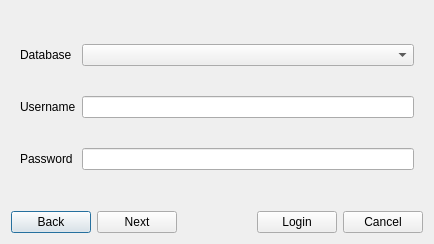
Old version of the form interface/ui/login.ui in the repository OmniaGit/OdooQtUi.
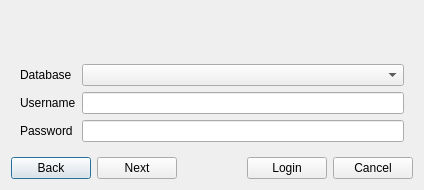
New version of the form. The open tabs and pages were chosen to show the change.

```diff
--- a/interface/ui/login.ui
+++ b/interface/ui/login.ui
@@ -6,8 +6,8 @@
    <rect>
     <x>0</x>
     <y>0</y>
-    <width>434</width>
-    <height>244</height>
+    <width>424</width>
+    <height>190</height>
    </rect>
   </property>
   <property name="windowTitle">
@@ -73,34 +73,47 @@
      <widget class="QWidget" name="page_2">
       <layout class="QGridLayout" name="gridLayout_3">
        <item row="1" column="0">
-        <widget class="QLabel" name="label_username">
-         <property name="text">
-          <string>Username</string>
-         </property>
-        </widget>
-       </item>
-       <item row="0" column="1">
-        <widget class="QComboBox" name="comboBox_database"/>
-       </item>
-       <item row="0" column="0">
         <widget class="QLabel" name="label_database">
          <property name="text">
           <string>Database</string>
          </property>
         </widget>
        </item>
+       <item row="3" column="1">
+        <widget class="QLineEdit" name="lineEdit_password"/>
+       </item>
+       <item row="1" column="1">
+        <widget class="QComboBox" name="comboBox_database"/>
+       </item>
        <item row="2" column="0">
+        <widget class="QLabel" name="label_username">
+         <property name="text">
+          <string>Username</string>
+         </property>
+        </widget>
+       </item>
+       <item row="3" column="0">
         <widget class="QLabel" name="label_password">
          <property name="text">
           <string>Password</string>
          </property>
         </widget>
        </item>
-       <item row="1" column="1">
+       <item row="2" column="1">
         <widget class="QLineEdit" name="lineEdit_username"/>
        </item>
-       <item row="2" column="1">
-        <widget class="QLineEdit" name="lineEdit_password"/>
+       <item row="0" column="1">
+        <widget class="QLabel" name="label_status">
+         <property name="font">
+          <font>
+           <weight>75</weight>
+           <bold>true</bold>
+          </font>
+         </property>
+         <property name="text">
+          <string/>
+         </property>
+        </widget>
        </item>
       </layout>
      </widget>
```
Left out of the diff: 2 changed lines with no effect on the pictures.
